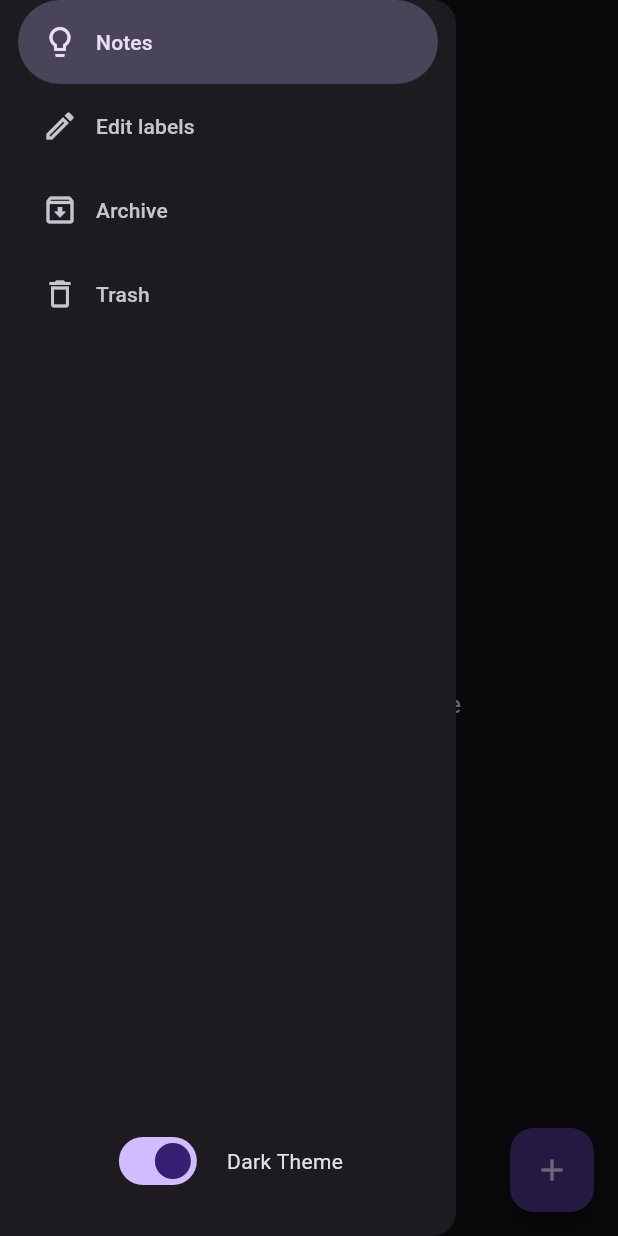
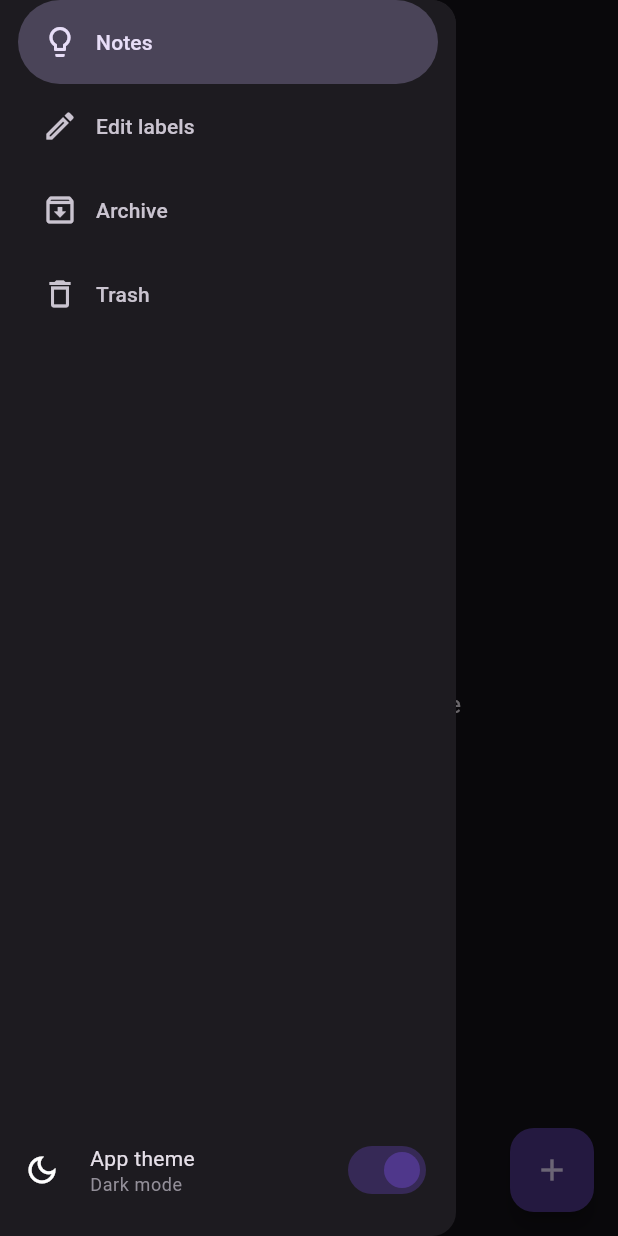
Before and after one commit to pradoRebeca/todo_app, a Flutter app: the screen it shows after launch, with the side drawer open, on a phone screen of 412 x 824 dp. Run offline on Flutter 3.47's test engine with Material 3 defaults, Android fonts, the phone set to English and light mode, and no system bars.

Commit message:
feat: change dark_mode

```diff
--- a/lib/components/theme_mode_card.dart
+++ b/lib/components/theme_mode_card.dart
@@ -16,20 +16,45 @@ class _ThemeModeCardState extends State<ThemeModeCard> {
           context,
         ).themeMode ==
         ThemeMode.dark;
-    return Row(
-      mainAxisAlignment: MainAxisAlignment.center,
+    return Padding(
+      padding: const EdgeInsets.symmetric(horizontal: 16.0, vertical: 20),
+      child: Row(
+        mainAxisAlignment: MainAxisAlignment.spaceBetween,
         children: [
+          Row(
+            children: [
+              if (isDark) const Icon(Icons.dark_mode_outlined),
+              if (!isDark) const Icon(Icons.light_mode_outlined),
+              Container(
+                padding: const EdgeInsets.only(left: 20.0),
+                child: Column(
+                  crossAxisAlignment: CrossAxisAlignment.start,
+                  children: [
+                    const Text("App theme"),
+                    Text(
+                      "${isDark ? 'Dark' : 'Light'} mode",
+                      style: Theme.of(context).textTheme.bodySmall?.merge(
+                          TextStyle(
+                              color: Theme.of(context).colorScheme.outline)),
+                    )
+                  ],
+                ),
+              ),
+            ],
+          ),
+          // ToggleButtons(children: [
+
+          // ], isSelected: isSelected)
+
           Switch(
             value: isDark,
+            activeColor: Theme.of(context).colorScheme.primaryContainer,
             onChanged: (value) =>
                 Provider.of<ThemeModeRepository>(context, listen: false)
                     .changeThemeData(),
           ),
-        const Padding(
-          padding: EdgeInsets.only(left: 16.0),
-          child: Text("Dark Theme"),
-        )
         ],
+      ),
     );
   }
 }
--- a/lib/screens/home_screen.dart
+++ b/lib/screens/home_screen.dart
@@ -59,10 +59,11 @@ class _HomeScreenState extends State<HomeScreen> {
                 ),
               ],
             )),
-            const SizedBox(
-              height: 100,
-              child: ThemeModeCard(),
-            ),
+            // const SizedBox(
+            //   height: 100,
+            //   child: ,
+            // ),
+            ThemeModeCard()
           ],
         ),
       ),
```
Lines whose indentation alone changed are shown as unchanged.
